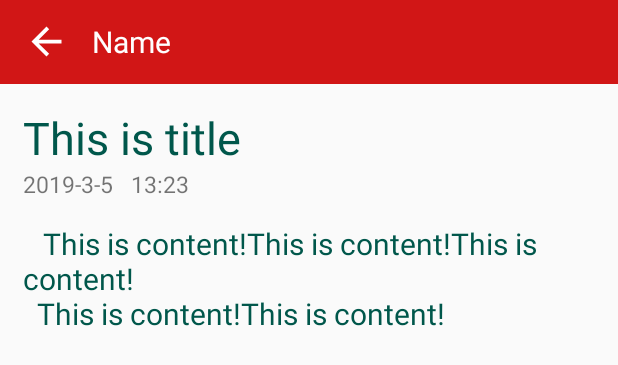
After one commit to guyucheng/oa, an Android app: the layout activity_detl_msg.xml on its own in the app's theme, with its tools: preview values and no code run, on a phone screen of 412 x 824 dp. The commit adds this screen. Shown: the top 365 px of the screen. Run offline under Robolectric (Android 15) with nearby library versions, the phone set to English and light mode, and no system bars.

Commit message:
完善从服务器获取消息功能

```diff
--- /dev/null
+++ b/app/src/main/res/drawable-anydpi/ic_action_arr_back.xml
@@ -0,0 +1,10 @@
+<vector xmlns:android="http://schemas.android.com/apk/res/android"
+    android:width="24dp"
+    android:height="24dp"
+    android:viewportWidth="24"
+    android:viewportHeight="24"
+    android:tint="#FFFFFF">
+    <path
+        android:fillColor="#FF000000"
+        android:pathData="M20,11H7.83l5.59,-5.59L12,4l-8,8 8,8 1.41,-1.41L7.83,13H20v-2z"/>
+</vector>
--- /dev/null
+++ b/app/src/main/res/layout/activity_detl_msg.xml
@@ -0,0 +1,81 @@
+<?xml version="1.0" encoding="utf-8"?>
+<RelativeLayout xmlns:android="http://schemas.android.com/apk/res/android"
+    xmlns:app="http://schemas.android.com/apk/res-auto"
+    xmlns:tools="http://schemas.android.com/tools"
+    android:layout_width="match_parent"
+    android:layout_height="match_parent"
+    tools:context=".DetlMsgActivity">
+
+    <android.support.v7.widget.Toolbar
+        android:id="@+id/toolbar"
+        android:layout_width="match_parent"
+        android:layout_height="wrap_content"
+        android:background="@color/colorMassage"
+        app:titleTextColor="@color/colorWrite">
+
+        <LinearLayout
+            android:layout_width="match_parent"
+            android:layout_height="50dp"
+            android:orientation="horizontal">
+
+            <ImageView
+                android:id="@+id/iv_detl_go_back"
+                android:layout_width="30dp"
+                android:layout_height="match_parent"
+                app:srcCompat="@drawable/ic_action_arr_back" />
+
+            <TextView
+                android:id="@+id/tv_detl_from_name"
+                android:layout_width="wrap_content"
+                android:layout_height="match_parent"
+                android:layout_marginLeft="15dp"
+                android:gravity="center"
+                android:text="Name"
+                android:textColor="#ffffff"
+                android:textSize="20dp" />
+        </LinearLayout>
+
+
+    </android.support.v7.widget.Toolbar>
+
+    <ScrollView
+        android:layout_margin="15dp"
+        android:layout_width="match_parent"
+        android:layout_height="wrap_content"
+        android:layout_below="@+id/toolbar">
+
+        <LinearLayout
+            android:layout_width="match_parent"
+            android:layout_height="wrap_content"
+            android:orientation="vertical">
+
+            <TextView
+                android:id="@+id/tv_detl_title"
+                android:layout_width="match_parent"
+                android:layout_height="wrap_content"
+                android:text="This is title"
+                android:textColor="@color/colorPrimaryDark"
+                android:textSize="30sp" />
+
+            <TextView
+                android:id="@+id/tv_detl_datetime"
+                android:layout_width="match_parent"
+                android:layout_height="wrap_content"
+                android:text="2019-3-5   13:23"
+                android:textSize="15sp" />
+
+            <TextView
+                android:layout_marginTop="15dp"
+                android:id="@+id/tv_detl_content"
+                android:layout_width="match_parent"
+                android:layout_height="wrap_content"
+                android:text="\tThis is content!This is content!This is content!\n  This is content!This is content!"
+                android:textColor="@color/colorPrimaryDark"
+                android:textSize="20sp" />
+
+        </LinearLayout>
+
+    </ScrollView>
+
+
+</RelativeLayout>
```
Also changed, not shown: app/src/main/AndroidManifest.xml (+7 -13 lines), app/src/main/java/com/example/oa/DetlMsgActivity.java (added, +55 -0 lines), app/src/main/java/com/example/oa/GData.java (+11 -0 lines), app/src/main/java/com/example/oa/MassageFragment.java (+36 -12 lines), app/src/main/java/com/example/oa/Messages.java (deleted, +0 -48 lines), app/src/main/res/layout/fragment_massage.xml (+19 -0 lines), app/src/main/res/drawable-hdpi/ic_action_arr_back.png (added), app/src/main/res/drawable-mdpi/ic_action_arr_back.png (added), app/src/main/res/drawable-xhdpi/ic_action_arr_back.png (added), app/src/main/res/drawable-xxhdpi/ic_action_arr_back.png (added).
